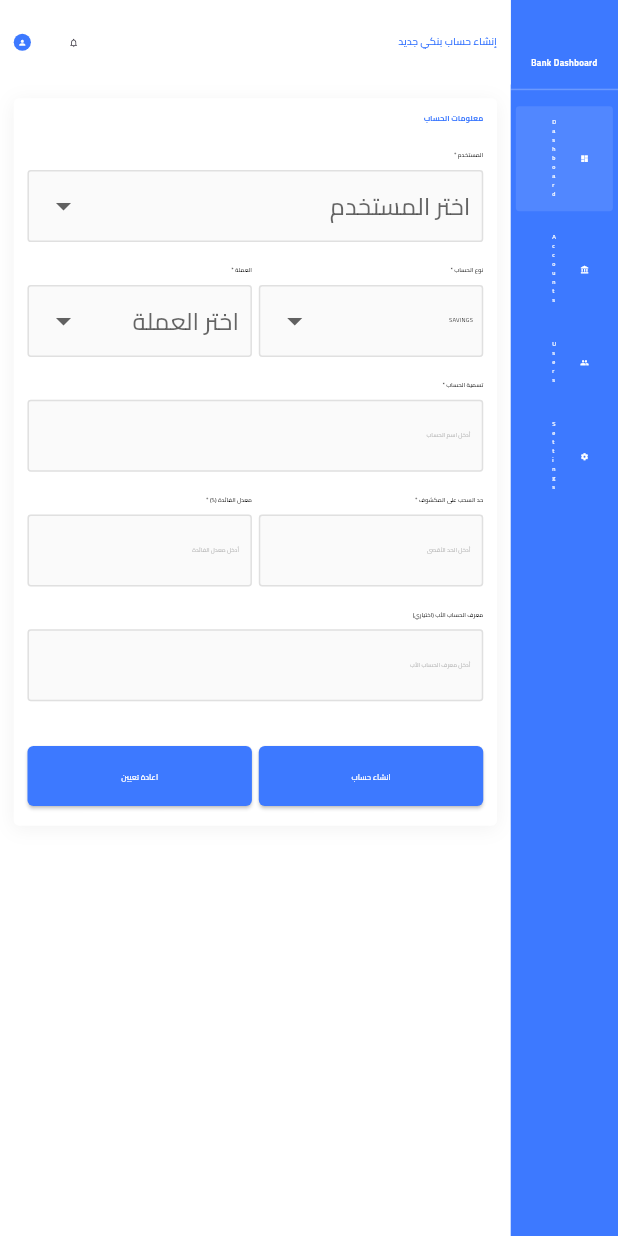
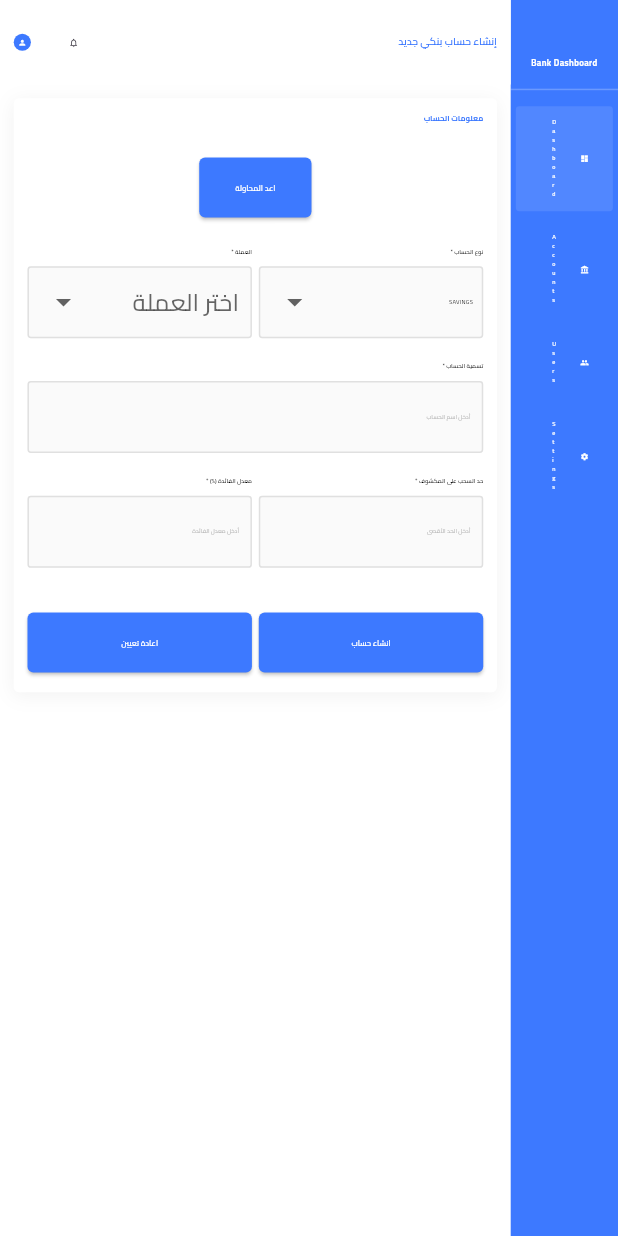
Before and after one commit to AmmarZeineh/banking_app, a Flutter app: the screen it shows after launch, after a tap on "اعادة تعيين", on a phone screen of 412 x 824 dp. Run offline on Flutter 3.47's test engine with Material 3 defaults, Android fonts, the phone set to English and light mode, and no system bars; our stand-ins replace bloc, dartz, dio, easy_localization, firebase_core, flutter_bloc and 3 more; accounts and stored records are empty; network calls fail.

Commit message:
fetch users for account creation done

```diff
--- a/lib/core/models/user_model.dart
+++ b/lib/core/models/user_model.dart
@@ -1,8 +1,10 @@
+import 'package:banking_app/core/entities/user_entity.dart';
+
 class UserModel {
   final int id;
   final String name;
   final String email;
-  final String nationalID;
+  final String nationalId;
   final DateTime createdAt;
   final DateTime updatedAt;
   final bool isEmailVerified;
@@ -12,7 +14,7 @@ class UserModel {
     required this.id,
     required this.name,
     required this.email,
-    required this.nationalID,
+    required this.nationalId,
     required this.createdAt,
     required this.updatedAt,
     required this.isEmailVerified,
@@ -24,7 +26,7 @@ class UserModel {
       id: json['id'],
       name: json['name'],
       email: json['email'],
-      nationalID: json['nationalID'],
+      nationalId: json['nationalID'],
       createdAt: DateTime.parse(json['createdAt']),
       updatedAt: DateTime.parse(json['updatedAt']),
       isEmailVerified: json['isEmailVerified'],
@@ -36,10 +38,19 @@ class UserModel {
     'id': id,
     'name': name,
     'email': email,
-    'nationalID': nationalID,
+    'nationalID': nationalId,
     'createdAt': createdAt.toIso8601String(),
     'updatedAt': updatedAt.toIso8601String(),
     'isEmailVerified': isEmailVerified,
     'roleId': roleId,
   };
+
+  User toEntity() => User(
+    id: id,
+    name: name,
+    email: email,
+    nationalId: nationalId,
+    isEmailVerified: isEmailVerified,
+    roleId: roleId,
+  );
 }
--- a/lib/feature/account/data/repos/account_repo_impl.dart
+++ b/lib/feature/account/data/repos/account_repo_impl.dart
@@ -1,5 +1,7 @@
 import 'package:banking_app/constants.dart';
+import 'package:banking_app/core/entities/user_entity.dart';
 import 'package:banking_app/core/errors/failure.dart';
+import 'package:banking_app/core/models/user_model.dart';
 import 'package:banking_app/core/services/api.dart';
 import 'package:banking_app/feature/account/data/models/account_model/account_model.dart';
 import 'package:banking_app/feature/account/domain/entities/create_account_params.dart';
@@ -24,4 +26,22 @@ class AccountRepoImpl implements AccountRepo {
       return Left(ServerFailure(e.toString()));
     }
   }
+
+  @override
+  Future<Either<Failure, List<User>>> listAllUsers() async {
+    try {
+      final response = await _api.get(url: '$baseUrl/user?skip=0&limit=10');
+
+      final List<dynamic> rawUsers = response['data'] ?? [];
+
+      final users = rawUsers
+          .where((u) => u['roleId'] == 3)
+          .map((u) => UserModel.fromJson(u).toEntity())
+          .toList();
+
+      return Right(users);
+    } catch (e) {
+      return Left(ServerFailure(e.toString()));
+    }
+  }
 }
--- a/lib/feature/account/domain/repo/account_repo.dart
+++ b/lib/feature/account/domain/repo/account_repo.dart
@@ -1,3 +1,4 @@
+import 'package:banking_app/core/entities/user_entity.dart';
 import 'package:banking_app/core/errors/failure.dart';
 import 'package:banking_app/feature/account/domain/entities/create_account_params.dart';
 import 'package:dartz/dartz.dart';
@@ -6,4 +7,5 @@ abstract class AccountRepo {
   Future<Either<Failure, void>> createAccount({
     required CreateAccountParams createAccountParams,
   });
+  Future<Either<Failure, List<User>>> listAllUsers();
 }
--- /dev/null
+++ b/lib/feature/account/presentation/cubits/fetch_users_for_create_account_cubit/fetch_users_for_create_account_cubit.dart
@@ -0,0 +1,24 @@
+import 'package:banking_app/core/entities/user_entity.dart';
+import 'package:banking_app/feature/account/domain/repo/account_repo.dart';
+import 'package:bloc/bloc.dart';
+import 'package:flutter/material.dart';
+import 'package:meta/meta.dart';
+
+part 'fetch_users_for_create_account_state.dart';
+
+class FetchUsersForCreateAccountCubit
+    extends Cubit<FetchUsersForCreateAccountState> {
+  FetchUsersForCreateAccountCubit(this._accountRepo)
+    : super(FetchUsersForCreateAccountInitial());
+
+  final AccountRepo _accountRepo;
+
+  Future<void> fetchUsers() async {
+    emit(FetchUsersForCreateAccountLoading());
+    var result = await _accountRepo.listAllUsers();
+    result.fold(
+      (l) => emit(FetchUsersForCreateAccountFailure(l.message)),
+      (users) => emit(FetchUsersForCreateAccountSuccess(users)),
+    );
+  }
+}
--- /dev/null
+++ b/lib/feature/account/presentation/cubits/fetch_users_for_create_account_cubit/fetch_users_for_create_account_state.dart
@@ -0,0 +1,24 @@
+part of 'fetch_users_for_create_account_cubit.dart';
+
+@immutable
+sealed class FetchUsersForCreateAccountState {}
+
+final class FetchUsersForCreateAccountInitial
+    extends FetchUsersForCreateAccountState {}
+
+final class FetchUsersForCreateAccountFailure
+    extends FetchUsersForCreateAccountState {
+  final String message;
+
+  FetchUsersForCreateAccountFailure(this.message);
+}
+
+final class FetchUsersForCreateAccountLoading
+    extends FetchUsersForCreateAccountState {}
+
+final class FetchUsersForCreateAccountSuccess
+    extends FetchUsersForCreateAccountState {
+  final List<User> usersList;
+
+  FetchUsersForCreateAccountSuccess(this.usersList);
+}
--- a/lib/feature/account/presentation/views/create_account_view.dart
+++ b/lib/feature/account/presentation/views/create_account_view.dart
@@ -1,6 +1,7 @@
 import 'package:banking_app/core/services/get_it_service.dart';
 import 'package:banking_app/feature/account/domain/repo/account_repo.dart';
 import 'package:banking_app/feature/account/presentation/cubits/create_account_cubit/create_account_cubit.dart';
+import 'package:banking_app/feature/account/presentation/cubits/fetch_users_for_create_account_cubit/fetch_users_for_create_account_cubit.dart';
 import 'package:banking_app/feature/account/presentation/views/widgets/create_account_view_body.dart';
 import 'package:flutter/material.dart';
 import 'package:flutter_bloc/flutter_bloc.dart';
@@ -12,8 +13,16 @@ class CreateAccountView extends StatelessWidget {
   @override
   Widget build(BuildContext context) {
     return Scaffold(
-      body: BlocProvider(
-        create: (context) => CreateAccountCubit(getIt.get<AccountRepo>()),
+      body: MultiBlocProvider(
+        providers: [
+          BlocProvider(
+            create: (context) => CreateAccountCubit(getIt.get<AccountRepo>()),
+          ),
+          BlocProvider(
+            create: (context) =>
+                FetchUsersForCreateAccountCubit(getIt.get<AccountRepo>()),
+          ),
+        ],
         child: CreateAccountViewBody(),
       ),
     );
--- a/lib/feature/account/presentation/views/widgets/create_account_view_body.dart
+++ b/lib/feature/account/presentation/views/widgets/create_account_view_body.dart
@@ -8,6 +8,7 @@ import 'package:banking_app/core/widgets/custom_text_form_field.dart';
 import 'package:banking_app/core/widgets/dashboard_sidebar.dart';
 import 'package:banking_app/feature/account/domain/entities/create_account_params.dart';
 import 'package:banking_app/feature/account/presentation/cubits/create_account_cubit/create_account_cubit.dart';
+import 'package:banking_app/feature/account/presentation/cubits/fetch_users_for_create_account_cubit/fetch_users_for_create_account_cubit.dart';
 import 'package:banking_app/feature/account/presentation/views/widgets/create_account_header.dart';
 import 'package:banking_app/feature/account/presentation/views/widgets/user_dropdown.dart';
 import 'package:banking_app/feature/account/presentation/views/widgets/user_info_card.dart';
@@ -42,34 +43,6 @@ class _CreateAccountViewBodyState extends State<CreateAccountViewBody> {
   ];
   final List<String> _currencies = ['USD', 'EUR', 'GBP', 'SAR', 'AED'];
 
-  // قائمة المستخدمين (في التطبيق الحقيقي، يجب جلبها من API)
-  final List<User> _users = [
-    User(
-      id: 3,
-      name: 'أحمد محمد',
-      email: 'ahmed@example.com',
-      nationalId: '1234567890',
-      isEmailVerified: true,
-      roleId: 1,
-    ),
-    User(
-      id: 2,
-      name: 'فاطمة علي',
-      email: 'fatima@example.com',
-      nationalId: '0987654321',
-      isEmailVerified: true,
-      roleId: 2,
-    ),
-    User(
-      id: 3,
-      name: 'محمود حسن',
-      email: 'mahmoud@example.com',
-      nationalId: '1122334455',
-      isEmailVerified: false,
-      roleId: 1,
-    ),
-  ];
-
   @override
   void dispose() {
     _currencyController.dispose();
@@ -91,6 +64,12 @@ class _CreateAccountViewBodyState extends State<CreateAccountViewBody> {
     _parentAccountIdController.clear();
     _accountLabelController.clear();
     _interestRateController.clear();
+  }
+
+  @override
+  void initState() {
+    context.read<FetchUsersForCreateAccountCubit>().fetchUsers();
+    super.initState();
   }
 
   @override
@@ -144,9 +123,21 @@ class _CreateAccountViewBodyState extends State<CreateAccountViewBody> {
                                 SizedBox(height: 24.h),
 
                                 // User Dropdown
-                                UserDropdownField(
+                                BlocBuilder<
+                                  FetchUsersForCreateAccountCubit,
+                                  FetchUsersForCreateAccountState
+                                >(
+                                  builder: (context, state) {
+                                    if (state
+                                        is FetchUsersForCreateAccountLoading) {
+                                      return Center(
+                                        child: CircularProgressIndicator(),
+                                      );
+                                    } else if (state
+                                        is FetchUsersForCreateAccountSuccess) {
+                                      return UserDropdownField(
                                         selectedUser: _selectedUser,
-                                  users: _users,
+                                        users: state.usersList,
                                         onChanged: (value) {
                                           setState(() {
                                             _selectedUser = value;
@@ -157,6 +148,21 @@ class _CreateAccountViewBodyState extends State<CreateAccountViewBody> {
                                             return 'هذا الحقل مطلوب';
                                           }
                                           return null;
+                                        },
+                                      );
+                                    }
+                                    return Center(
+                                      child: CustomElevatedButton(
+                                        title: 'اعد المحاولة',
+                                        onPressed: () async {
+                                          await context
+                                              .read<
+                                                FetchUsersForCreateAccountCubit
+                                              >()
+                                              .fetchUsers();
+                                        },
+                                      ),
+                                    );
                                   },
                                 ),
 
@@ -265,23 +271,7 @@ class _CreateAccountViewBodyState extends State<CreateAccountViewBody> {
                                     ),
                                   ],
                                 ),
-                                SizedBox(height: 20.h),
 
-                                // Parent Account ID (Optional)
-                                CustomTextFormField(
-                                  controller: _parentAccountIdController,
-                                  label: 'معرف الحساب الأب (اختياري)',
-                                  hint: 'أدخل معرف الحساب الأب',
-                                  keyboardType: TextInputType.number,
-                                  validator: (value) {
-                                    if (value != null && value.isNotEmpty) {
-                                      if (int.tryParse(value) == null) {
-                                        return 'يجب إدخال رقم صحيح';
-                                      }
-                                    }
-                                    return null;
-                                  },
-                                ),
                                 SizedBox(height: 32.h),
 
                                 // Buttons
--- a/lib/feature/account/presentation/views/widgets/user_dropdown.dart
+++ b/lib/feature/account/presentation/views/widgets/user_dropdown.dart
@@ -26,14 +26,14 @@ class UserDropdownField extends StatelessWidget {
         Text('المستخدم *', style: AppTextStyles.w600_14),
         SizedBox(height: 8.h),
         DropdownButtonFormField<User>(
-          value: selectedUser,
+          initialValue: selectedUser,
           decoration: _inputDecoration('اختر المستخدم'),
           isExpanded: true,
           items: users.map((user) {
             return DropdownMenuItem<User>(
               value: user,
               child: Text(
-                '${user.name} - ID: ${user.id}',
+                '${user.name} - ID: ${user.nationalId}',
                 style: AppTextStyles.w400_14,
                 overflow: TextOverflow.ellipsis,
               ),
```
Lines whose indentation alone changed are shown as unchanged.
